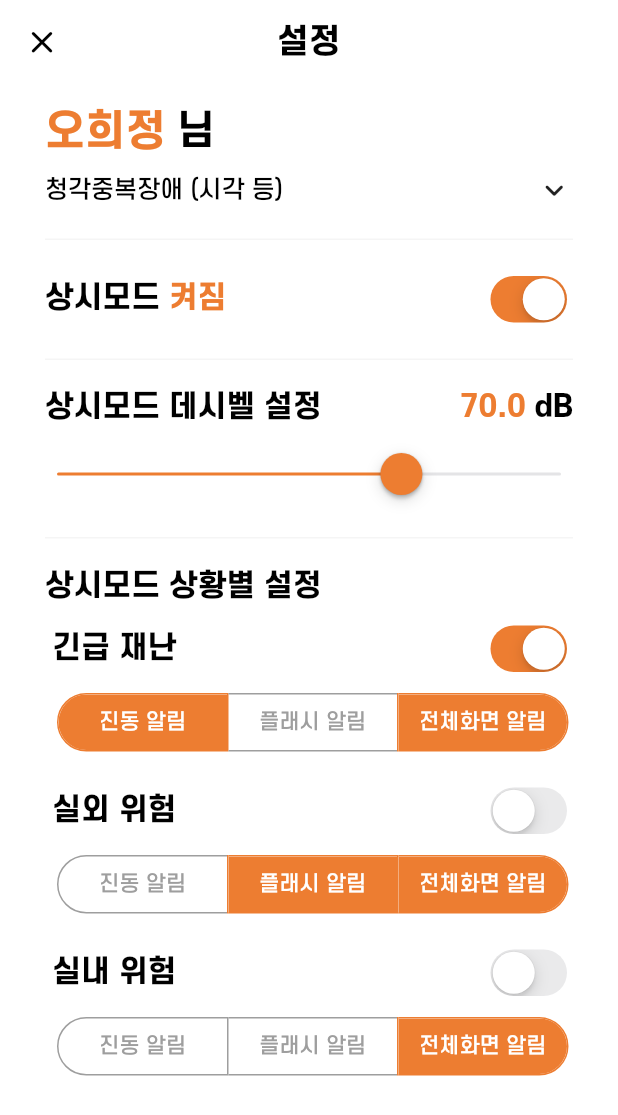
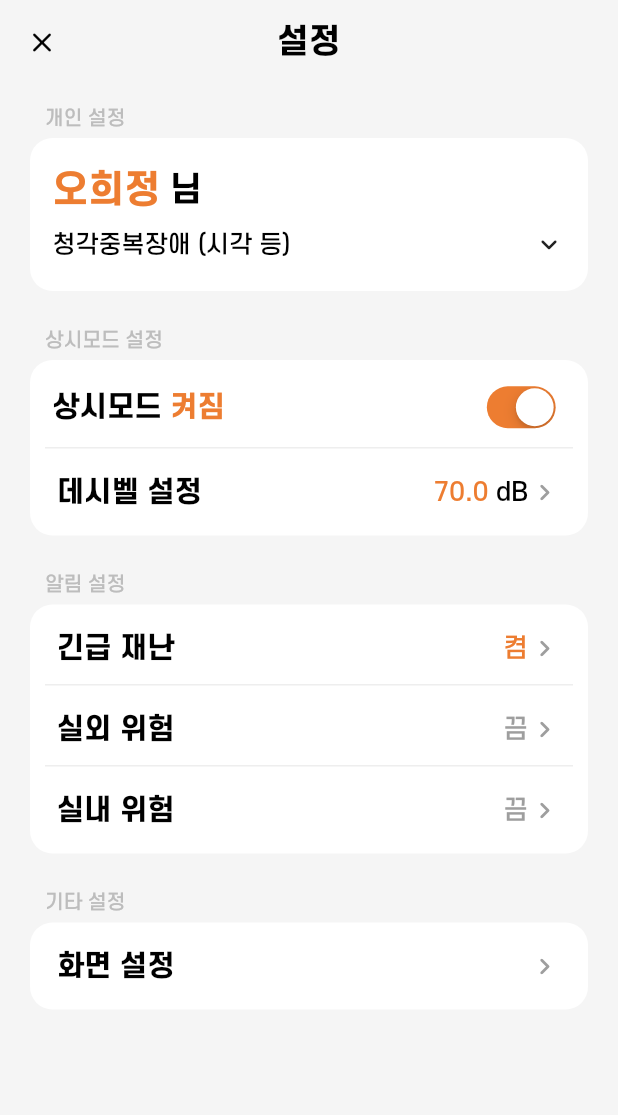
Before and after one commit to wkkyu088/hear_for_you, a Flutter app: the SettingScreen screen opened directly, on a phone screen of 412 x 824 dp. Shown: the top 1115 px of the screen. Run offline on Flutter 3.47's test engine with Material 2 defaults, Android fonts, the light colour scheme and no system bars.

Commit message:
설정 화면 디자인 구성 변경

```diff
--- a/lib/screens/setting_screen.dart
+++ b/lib/screens/setting_screen.dart
@@ -3,6 +3,16 @@ import 'package:flutter/material.dart';
 import 'package:flutter/services.dart';
 import 'package:hear_for_you/widgets/profile_modal.dart';
 import 'package:hear_for_you/constants.dart';
+
+// CupertinoSwitch(
+//   activeColor: kMain,
+//   value: cases[0],
+//   onChanged: (bool value) {
+//     setState(() {
+//       cases[0] = value;
+//     });
+//   },
+// ),
 
 class SettingScreen extends StatefulWidget {
   const SettingScreen({Key? key}) : super(key: key);
@@ -34,18 +44,13 @@ class _SettingScreenState extends State<SettingScreen> {
     final double screenHeight = MediaQuery.of(context).size.height;
 
     TextStyle settingTitleStyle = const TextStyle(
-        fontFamily: 'SCBold', fontSize: 20, color: Colors.black);
-    TextStyle settingDetailStyle =
-        const TextStyle(fontSize: 16, color: Colors.black);
-    TextStyle settingTityleValueStyle =
-        TextStyle(fontFamily: 'SCBold', fontSize: 20, color: kMain);
+        fontFamily: 'SCBold', fontSize: 19, color: Colors.black);
 
-    Widget spacer() {
-      // return const SizedBox(height: 10);
+    Widget spacer(margin) {
       return Container(
-        margin: const EdgeInsets.symmetric(vertical: 20),
+        margin: margin,
         height: 1,
-        color: Colors.grey[100],
+        color: Colors.grey[200],
       );
     }
 
@@ -81,15 +86,57 @@ class _SettingScreenState extends State<SettingScreen> {
           ]);
     }
 
+    Widget customCard(title, child, padding) {
+      return Column(
+        mainAxisAlignment: MainAxisAlignment.start,
+        children: [
+          Container(
+            padding: const EdgeInsets.only(left: 10, bottom: 5),
+            alignment: Alignment.centerLeft,
+            child: Text(
+              title,
+              textAlign: TextAlign.start,
+              style: TextStyle(color: Colors.grey[400], fontSize: 13),
+            ),
+          ),
+          Container(
+            padding: padding,
+            margin: const EdgeInsets.only(bottom: 25),
+            decoration: BoxDecoration(
+              color: Colors.white,
+              borderRadius: BorderRadius.circular(15),
+            ),
+            child: child,
+          ),
+        ],
+      );
+    }
+
+    Widget settingItem(title, action) {
+      return TextButton(
+        onPressed: () {},
+        style: TextButton.styleFrom(
+          primary: Colors.grey,
+        ),
+        child: Row(
+          children: [
+            title,
+            const Spacer(),
+            action,
+          ],
+        ),
+      );
+    }
+
     return Scaffold(
-      backgroundColor: Colors.white,
+      backgroundColor: Colors.grey[100],
       appBar: AppBar(
           backgroundColor: Colors.transparent,
           systemOverlayStyle: SystemUiOverlayStyle.dark,
           leading: IconButton(
             icon: const Icon(
               Icons.close_rounded,
-              size: 25,
+              size: 22,
             ),
             onPressed: () {
               Navigator.pop(context);
@@ -106,42 +153,49 @@ class _SettingScreenState extends State<SettingScreen> {
           )),
       body: SingleChildScrollView(
         child: Container(
-          padding: const EdgeInsets.symmetric(vertical: 15, horizontal: 30),
+          padding: const EdgeInsets.symmetric(vertical: 15, horizontal: 20),
           child: Column(
             mainAxisAlignment: MainAxisAlignment.spaceEvenly,
             crossAxisAlignment: CrossAxisAlignment.start,
+            children: [
+              customCard(
+                '개인 설정',
+                Column(
                   children: [
                     Row(
                       children: [
                         Text(
                           name,
                           style: TextStyle(
-                        fontFamily: 'SCBold', fontSize: 28, color: kMain),
+                              fontFamily: 'SCBold', fontSize: 25, color: kMain),
                         ),
                         const Text(
                           ' 님',
                           style: TextStyle(
                               fontFamily: 'SCBold',
-                        fontSize: 26,
+                              fontSize: 22,
                               color: Colors.black),
                         ),
                       ],
                     ),
                     const SizedBox(height: 10),
                     GestureDetector(
+                        child: Container(
+                          color: Colors.white,
                           child: Row(
                             mainAxisAlignment: MainAxisAlignment.spaceBetween,
                             children: [
                               Text(
                                 items[profileValue],
-                        style:
-                            const TextStyle(fontSize: 16, color: Colors.black),
+                                style: const TextStyle(
+                                    fontSize: 16, color: Colors.black),
                               ),
                               const Icon(
                                 Icons.keyboard_arrow_down_rounded,
-                        size: 25,
+                                size: 22,
                               ),
                             ],
+                          ),
                         ),
                         onTap: () {
                           showCupertinoModalPopup(
@@ -150,9 +204,18 @@ class _SettingScreenState extends State<SettingScreen> {
                                       profileModalBuilder(context))
                               .then((value) => setState(() {}));
                         }),
-              spacer(),
-              Row(
-                mainAxisAlignment: MainAxisAlignment.spaceBetween,
+                  ],
+                ),
+                const EdgeInsets.symmetric(vertical: 20, horizontal: 15),
+              ),
+              customCard(
+                '상시모드 설정',
+                Column(
+                  children: [
+                    Container(
+                      padding: const EdgeInsets.symmetric(
+                          vertical: 15, horizontal: 5),
+                      child: Row(
                         children: [
                           Text(
                             '상시모드 ',
@@ -161,14 +224,24 @@ class _SettingScreenState extends State<SettingScreen> {
                           regularValue
                               ? Text(
                                   '켜짐',
-                          style: settingTityleValueStyle,
+                                  style: TextStyle(
+                                      fontFamily: 'SCBold',
+                                      fontSize: 19,
+                                      color: kMain),
                                 )
-                      : Text(
+                              : const Text(
                                   '꺼짐',
-                          style: settingTityleValueStyle,
+                                  style: TextStyle(
+                                      fontFamily: 'SCBold',
+                                      fontSize: 19,
+                                      color: Colors.grey),
                                 ),
                           const Spacer(),
-                  CupertinoSwitch(
+                          Transform.scale(
+                            scale: 0.9,
+                            child: SizedBox(
+                              height: 10,
+                              child: CupertinoSwitch(
                                 activeColor: kMain,
                                 value: regularValue,
                                 onChanged: (bool value) {
@@ -176,84 +249,154 @@ class _SettingScreenState extends State<SettingScreen> {
                                   setState(() {
                                     regularValue = value;
                                   });
-                      })
-                ],
-              ),
-              spacer(),
-              Row(
-                mainAxisAlignment: MainAxisAlignment.spaceBetween,
-                children: [
-                  Text(
-                    '상시모드 데시벨 설정',
-                    style: settingTitleStyle,
-                  ),
-                  const Spacer(),
-                  Text(
-                    dB.toString(),
-                    style: settingTityleValueStyle,
-                  ),
-                  Text(
-                    ' dB',
-                    style: settingTitleStyle,
-                  )
-                ],
-              ),
-              const SizedBox(height: 10),
-              SizedBox(
-                width: double.maxFinite,
-                child: CupertinoSlider(
-                  thumbColor: kMain,
-                  activeColor: kMain,
-                  min: 0.0,
-                  max: 100.0,
-                  divisions: 20,
-                  value: dB,
-                  onChanged: (value) {
-                    value = value;
-                    setState(() {
-                      dB = value.roundToDouble();
-                    });
                                 },
                               ),
                             ),
-              spacer(),
+                          ),
+                        ],
+                      ),
+                    ),
+
+                    spacer(const EdgeInsets.only(bottom: 5)),
+                    settingItem(
                       Text(
-                '상시모드 상황별 설정',
+                        '데시벨 설정',
                         style: settingTitleStyle,
                       ),
-              const SizedBox(height: 10),
-              Container(
-                padding: const EdgeInsets.only(left: 5),
-                height: MediaQuery.of(context).size.height * 0.5,
-                child: ListView.builder(
-                  physics: const NeverScrollableScrollPhysics(),
-                  scrollDirection: Axis.vertical,
-                  itemCount: 3,
-                  itemBuilder: (context, i) {
-                    return Column(
+                      Row(
                         children: [
-                        Row(
-                          mainAxisAlignment: MainAxisAlignment.spaceBetween,
-                          children: [
-                            Text(caseTitle[i], style: settingTitleStyle),
-                            CupertinoSwitch(
-                              activeColor: kMain,
-                              value: cases[i],
-                              onChanged: (bool value) {
-                                setState(() {
-                                  cases[i] = value;
-                                });
-                              },
-                            )
+                          Text(
+                            dB.toString(),
+                            style: TextStyle(fontSize: 17, color: kMain),
+                          ),
+                          const Text(
+                            ' dB',
+                            style: TextStyle(fontSize: 17, color: Colors.black),
+                          ),
+                          const Icon(Icons.chevron_right_rounded, size: 22)
                         ],
                       ),
-                        const SizedBox(height: 10),
-                        customToggleButton(details[i], detailTitle),
-                        i == 3 ? const SizedBox() : const SizedBox(height: 20),
+                    ),
+                    // const SizedBox(height: 10),
+                    // SizedBox(
+                    //   width: double.maxFinite,
+                    //   child: CupertinoSlider(
+                    //     thumbColor: kMain,
+                    //     activeColor: kMain,
+                    //     min: 0.0,
+                    //     max: 100.0,
+                    //     divisions: 20,
+                    //     value: dB,
+                    //     onChanged: (value) {
+                    //       value = value;
+                    //       setState(() {
+                    //         dB = value.roundToDouble();
+                    //       });
+                    //     },
+                    //   ),
+                    // ),
                   ],
-                    );
-                  },
                 ),
+                const EdgeInsets.symmetric(vertical: 5, horizontal: 10),
+              ),
+              customCard(
+                '알림 설정',
+                Column(
+                  children: [
+                    settingItem(
+                      Text(caseTitle[0], style: settingTitleStyle),
+                      Row(
+                        children: [
+                          Text(
+                            cases[0] ? '켬' : '끔',
+                            style: TextStyle(
+                              fontSize: 17,
+                              color: cases[0] ? kMain : Colors.grey,
+                            ),
+                          ),
+                          const Icon(Icons.chevron_right_rounded, size: 22)
+                        ],
+                      ),
+                    ),
+                    spacer(const EdgeInsets.only(bottom: 5)),
+                    settingItem(
+                      Text(caseTitle[1], style: settingTitleStyle),
+                      Row(
+                        children: [
+                          Text(
+                            cases[1] ? '켬' : '끔',
+                            style: TextStyle(
+                              fontSize: 17,
+                              color: cases[1] ? kMain : Colors.grey,
+                            ),
+                          ),
+                          const Icon(Icons.chevron_right_rounded, size: 22)
+                        ],
+                      ),
+                    ),
+                    spacer(const EdgeInsets.only(bottom: 5)),
+                    settingItem(
+                      Text(caseTitle[2], style: settingTitleStyle),
+                      Row(
+                        children: [
+                          Text(
+                            cases[2] ? '켬' : '끔',
+                            style: TextStyle(
+                              fontSize: 17,
+                              color: cases[2] ? kMain : Colors.grey,
+                            ),
+                          ),
+                          const Icon(Icons.chevron_right_rounded, size: 22)
+                        ],
+                      ),
+                    ),
+                  ],
+                ),
+                const EdgeInsets.symmetric(vertical: 5, horizontal: 10),
+              ),
+              customCard(
+                '기타 설정',
+                settingItem(
+                  Text(
+                    '화면 설정',
+                    style: settingTitleStyle,
+                  ),
+                  const Icon(Icons.chevron_right_rounded, size: 22),
+                ),
+                // Column(
+                //   children: [
+                //     Row(
+                //       children: [
+                //         Text(
+                //           '화면 스타일',
+                //           style: settingTitleStyle,
+                //         ),
+                //         const Spacer(),
+                //         const Text(
+                //           '라이트 모드',
+                //           style: TextStyle(fontSize: 17, color: Colors.black),
+                //         ),
+                //         const Icon(Icons.chevron_right_rounded, size: 22)
+                //       ],
+                //     ),
+                //     spacer(const EdgeInsets.symmetric(vertical: 15)),
+                //     Row(
+                //       children: [
+                //         Text(
+                //           '글씨 크기',
+                //           style: settingTitleStyle,
+                //         ),
+                //         const Spacer(),
+                //         const Text(
+                //           '16',
+                //           style: TextStyle(fontSize: 17, color: Colors.black),
+                //         ),
+                //         const Icon(Icons.chevron_right_rounded, size: 22)
+                //       ],
+                //     )
+                //   ],
+                // ),
+                const EdgeInsets.symmetric(vertical: 5, horizontal: 10),
               ),
             ],
           ),
```
Lines whose indentation alone changed are shown as unchanged.
